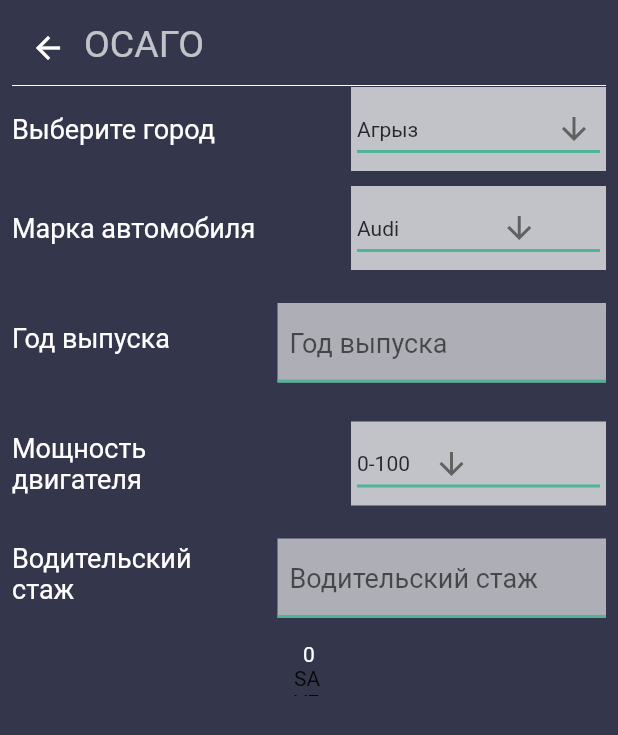
After one commit to ildarik20000/turnkey-solution, a Flutter app: the OsagoPage screen opened directly, on a phone screen of 412 x 824 dp. The commit adds this screen. Shown: the top 735 px of the screen. Run offline on Flutter 3.47's test engine with Material 2 defaults, Android fonts, the light colour scheme and no system bars; our stand-ins replace cloud_firestore, firebase_auth, firebase_core, fluttertoast; accounts and stored records are empty; Roboto replaces fonts that are missing (BebasBold).

Commit message:
add service

```diff
--- /dev/null
+++ b/lib/model/osago.dart
@@ -0,0 +1,9 @@
+import 'package:turnkey_solution/services/data_city_car.dart';
+
+class Osago {
+  String city;
+  String car;
+  int date;
+  String enginePower;
+  String standing;
+}
--- a/lib/screens/main.dart
+++ b/lib/screens/main.dart
@@ -1,5 +1,6 @@
 import 'package:flutter/material.dart';
 import 'package:turnkey_solution/screens/profile.dart';
+import 'package:turnkey_solution/screens/services_page.dart';
 import 'package:turnkey_solution/screens/support_page.dart';
 import 'package:turnkey_solution/services/auth.dart';
 import 'package:turnkey_solution/shared/button_menu.dart';
@@ -98,7 +99,7 @@ class _MainScreenState extends State<MainScreen> {
               Offstage(
                 offstage: activeButton != 1,
                 child: Container(
-                  child: Text('Empty Body 1'),
+                  child: ServicesPage(),
                 ),
               ),
               Offstage(
--- /dev/null
+++ b/lib/screens/osago-page.dart
@@ -0,0 +1,330 @@
+import 'package:flutter/material.dart';
+import 'package:fluttertoast/fluttertoast.dart';
+import 'package:turnkey_solution/config/theme.dart';
+import 'package:turnkey_solution/model/osago.dart';
+import 'package:turnkey_solution/services/data_city_car.dart';
+import 'package:turnkey_solution/shared/header.dart';
+import 'package:turnkey_solution/shared/profile_info.dart';
+
+class OsagoPage extends StatefulWidget {
+  OsagoPage({Key key}) : super(key: key);
+
+  @override
+  _OsagoPageState createState() => _OsagoPageState();
+}
+
+class _OsagoPageState extends State<OsagoPage> {
+  TextEditingController _dateController = TextEditingController();
+  TextEditingController _standingController = TextEditingController();
+
+  Osago osago = new Osago();
+  String city = DataCityCar().city[0];
+  String car = DataCityCar().car[0];
+  String enginePower = DataCityCar().enginePower[0];
+  String output = "0";
+  @override
+  Widget build(BuildContext context) {
+    return Scaffold(
+        backgroundColor: Theme.of(context).backgroundColor,
+        body: SafeArea(
+          child: Container(
+            padding: EdgeInsets.all(8),
+            child: Column(
+              children: [
+                Header("ОСАГО", back: true),
+                _osagoInfoCity(),
+                _osagoInfoCar(),
+                TextInfo(
+                  text: "Год выпуска",
+                  widthWidget: 140,
+                  widthInput: 185,
+                  controller: _dateController,
+                  keyboardType: TextInputType.phone,
+                ),
+                _osagoEnginePower(),
+                TextInfo(
+                  text: "Водительский стаж",
+                  widthWidget: 140,
+                  widthInput: 185,
+                  controller: _standingController,
+                  keyboardType: TextInputType.phone,
+                ),
+                Container(
+                  child: Text(
+                    output,
+                    style: TextStyle(color: Colors.white),
+                  ),
+                ),
+                GestureDetector(
+                  child: Container(
+                    height: 20,
+                    width: 20,
+                    child: Text("SAVE"),
+                  ),
+                  onTap: () {
+                    if (_dateController.text != "" &&
+                        _standingController.text != "") {
+                      osago.city = city;
+                      osago.car = car;
+                      osago.date = int.parse(_dateController.text);
+                      osago.enginePower = enginePower;
+                      osago.standing = _standingController.text;
+                      print(osago);
+                      setState(() {
+                        output = _out().toString();
+                      });
+                    } else {
+                      Fluttertoast.showToast(
+                          msg: "Заполните все поля",
+                          toastLength: Toast.LENGTH_SHORT,
+                          gravity: ToastGravity.CENTER,
+                          timeInSecForIosWeb: 1,
+                          backgroundColor: Colors.red,
+                          textColor: Colors.white,
+                          fontSize: 16.0);
+                    }
+                  },
+                )
+              ],
+            ),
+          ),
+        ));
+  }
+
+  Widget _osagoInfoCity() {
+    return Container(
+      child: Container(
+        child: Row(
+          mainAxisAlignment: MainAxisAlignment.spaceBetween,
+          children: [
+            Text(
+              "Выберите город ",
+              style: TextStyle(fontSize: 18, color: Colors.white),
+            ),
+            Container(
+              width: 170,
+              padding: EdgeInsets.all(4),
+              decoration: BoxDecoration(
+                color: Colors.white70,
+              ),
+              child: DropdownButton<String>(
+                value: city,
+                icon: Icon(Icons.arrow_downward),
+                iconSize: 24,
+                elevation: 16,
+                style: TextStyle(
+                  color: PlayColors.black100,
+                ),
+                underline: Container(
+                  height: 2,
+                  color: PlayColors.buttonBackground,
+                ),
+                onChanged: (String newValue) {
+                  setState(() {
+                    city = newValue;
+                  });
+                },
+                items: DataCityCar()
+                    .city
+                    .map<DropdownMenuItem<String>>((String value) {
+                  return DropdownMenuItem<String>(
+                    value: value,
+                    child: Text(value),
+                  );
+                }).toList(),
+              ),
+            ),
+          ],
+        ),
+      ),
+    );
+  }
+
+  Widget _osagoInfoCar() {
+    return Container(
+      margin: EdgeInsets.only(top: 10),
+      child: Container(
+        child: Row(
+          mainAxisAlignment: MainAxisAlignment.spaceBetween,
+          children: [
+            Text(
+              "Марка автомобиля ",
+              style: TextStyle(fontSize: 18, color: Colors.white),
+            ),
+            Container(
+              width: 170,
+              padding: EdgeInsets.all(4),
+              decoration: BoxDecoration(
+                color: Colors.white70,
+              ),
+              child: DropdownButton<String>(
+                value: car,
+                icon: Icon(Icons.arrow_downward),
+                iconSize: 24,
+                elevation: 16,
+                style: TextStyle(
+                  color: PlayColors.black100,
+                ),
+                underline: Container(
+                  height: 2,
+                  color: PlayColors.buttonBackground,
+                ),
+                onChanged: (String newValue) {
+                  setState(() {
+                    car = newValue;
+                  });
+                },
+                items: DataCityCar()
+                    .car
+                    .map<DropdownMenuItem<String>>((String value) {
+                  return DropdownMenuItem<String>(
+                    value: value,
+                    child: Text(value),
+                  );
+                }).toList(),
+              ),
+            ),
+          ],
+        ),
+      ),
+    );
+  }
+
+  Widget _osagoEnginePower() {
+    return Container(
+      margin: EdgeInsets.only(top: 10),
+      child: Container(
+        child: Row(
+          mainAxisAlignment: MainAxisAlignment.spaceBetween,
+          children: [
+            Container(
+              width: 140,
+              child: Text(
+                "Мощность двигателя ",
+                style: TextStyle(fontSize: 18, color: Colors.white),
+              ),
+            ),
+            Container(
+              width: 170,
+              padding: EdgeInsets.all(4),
+              decoration: BoxDecoration(
+                color: Colors.white70,
+              ),
+              child: DropdownButton<String>(
+                value: enginePower,
+                icon: Icon(Icons.arrow_downward),
+                iconSize: 24,
+                elevation: 16,
+                style: TextStyle(
+                  color: PlayColors.black100,
+                ),
+                underline: Container(
+                  height: 2,
+                  color: PlayColors.buttonBackground,
+                ),
+                onChanged: (String newValue) {
+                  setState(() {
+                    enginePower = newValue;
+                  });
+                },
+                items: DataCityCar()
+                    .enginePower
+                    .map<DropdownMenuItem<String>>((String value) {
+                  return DropdownMenuItem<String>(
+                    value: value,
+                    child: Text(value),
+                  );
+                }).toList(),
+              ),
+            ),
+          ],
+        ),
+      ),
+    );
+  }
+
+  int _out() {
+    String mark = car;
+    String power = enginePower;
+    int year = int.parse(_dateController.text);
+    String lvl = _standingController.text;
+    int out;
+    if (mark == "ГАЗ" || mark == "Москвич" || mark == "УАЗ" || mark == "Lada") {
+      if (power == "0-100") {
+        if (year < 2000) {
+          return 6980;
+        } else if (year < 2018)
+          return 7350;
+        else
+          return 7690;
+      } else if (power == "101-199") {
+        if (year < 2000) {
+          return 7960;
+        } else if (year < 2018)
+          return 8160;
+        else
+          return 8450;
+      } else {
+        if (year < 2000) {
+          return 8960;
+        } else if (year < 2018)
+          return 9860;
+        else
+          return 11260;
+      }
+    } else if (mark == "Audi" ||
+        mark == "BMW" ||
+        mark == "Mercedes-Benz" ||
+        mark == "Mitsubishi" ||
+        mark == "Infiniti" ||
+        mark == "Isuzu" ||
+        mark == "Lexus" ||
+        mark == "Jeep") {
+      if (power == "0-100") {
+        if (year < 2000) {
+          return 12680;
+        } else if (year < 2018)
+          return 14590;
+        else
+          return 14980;
+      } else if (power == "101-199") {
+        if (year < 2000) {
+          return 16900;
+        } else if (year < 2018)
+          return 17200;
+        else
+          return 19500;
+      } else {
+        if (year < 2000) {
+          return 24980;
+        } else if (year < 2018)
+          return 26980;
+        else
+          return 27970;
+      }
+    } else {
+      if (power == "0-100") {
+        if (year < 2000) {
+          return 9060;
+        } else if (year < 2018)
+          return 10360;
+        else
+          return 12690;
+      } else if (power == "101-199") {
+        if (year < 2000) {
+          return 11690;
+        } else if (year < 2018)
+          return 12300;
+        else
+          return 13690;
+      } else {
+        if (year < 2000) {
+          return 12360;
+        } else if (year < 2018)
+          return 13500;
+        else
+          return 13950;
+      }
+    }
+  }
+}
--- a/lib/screens/profile.dart
+++ b/lib/screens/profile.dart
@@ -1,4 +1,5 @@
 import 'package:flutter/material.dart';
+import 'package:flutter/services.dart';
 import 'package:provider/provider.dart';
 import 'package:turnkey_solution/config/theme.dart';
 import 'package:turnkey_solution/model/user.dart';
@@ -66,7 +67,10 @@ class _ProfileState extends State<Profile> {
                     Container(
                       padding: EdgeInsets.only(top: 6),
                       child: TextInfo(
-                          text: "Телефон", controller: _numberController),
+                        text: "Телефон",
+                        controller: _numberController,
+                        keyboardType: TextInputType.phone,
+                      ),
                     ),
                     _button("Сохранить", () => _saveInfo(user)),
                     Divider(
--- /dev/null
+++ b/lib/services/data_city_car.dart
@@ -0,0 +1,57 @@
+class DataCityCar {
+  List<String> city = [
+    "Агрыз",
+    "Азнакаево",
+    "Альметьевск",
+    "Бавлы",
+    "Болгары",
+    "Бугульма",
+    "Буинск",
+    "Елабуга",
+    "Заинск",
+    "Зеленодольск",
+    "Казань",
+    "Лениногорск",
+    "Мамадыш",
+    "Менделеевск",
+    "Мензелинск",
+    "Набережные Челны",
+    "Нижнекамск",
+    "Нурлат",
+    "Тетюши",
+    "Чистополь"
+  ];
+  List<String> car = [
+    "Audi",
+    "BMW",
+    "Ford",
+    "Honda",
+    "Hyndai",
+    "Kia",
+    "Lada",
+    "Mazda",
+    "Mercedes-Benz",
+    "Mitsubishi",
+    "Nissan",
+    "Renault",
+    "Skoda",
+    "Toyota",
+    "Volkswagen",
+    "Acura",
+    "Daihatsu",
+    "Datsun",
+    "Infiniti",
+    "Isuzu",
+    "Lexus",
+    "Scion",
+    "Subaru",
+    "Suzuki",
+    "Chevrolet",
+    "Jeep",
+    "ГАЗ",
+    "Москвич",
+    "УАЗ",
+    "Pegout"
+  ];
+  List<String> enginePower = ["0-100", "101-199", "200+"];
+}
--- a/lib/shared/header.dart
+++ b/lib/shared/header.dart
@@ -2,19 +2,33 @@ import 'package:flutter/material.dart';
 
 class Header extends StatelessWidget {
   String text;
-  Header(this.text);
+  bool back = false;
+  Header(this.text, {this.back = false});
 
   @override
   Widget build(BuildContext context) {
     return Container(
       child: Column(
         children: [
+          Row(
+            children: [
+              back
+                  ? IconButton(
+                      icon: Icon(Icons.arrow_back),
+                      onPressed: () {
+                        Navigator.pop(context);
+                      },
+                      color: Colors.white,
+                    )
+                  : Container(),
               Container(
                   padding: EdgeInsets.only(bottom: 5),
                   child: Text(
                     text,
                     style: TextStyle(fontSize: 25, color: Colors.white70),
                   )),
+            ],
+          ),
           Divider(
             height: 2,
             color: Colors.white,
--- a/lib/shared/input.dart
+++ b/lib/shared/input.dart
@@ -16,8 +16,8 @@ class Input extends StatefulWidget {
   TextInputAction textInputAction;
   TextEditingController controller;
 
-  Input(
-      {this.placeholder = '',
+  Input({
+    this.placeholder = '',
     this.label = '',
     this.errorText = '',
     this.onInput,
@@ -29,7 +29,8 @@ class Input extends StatefulWidget {
     this.autoFocus = false,
     this.onSubmit,
     this.secure = false,
-      this.controller,});
+    this.controller,
+  });
 
   @override
   _InputState createState() => _InputState();
@@ -62,7 +63,8 @@ class _InputState extends State<Input> {
                 children: <Widget>[
                   TextField(
                     onSubmitted: (s) {
-                      this.widget.onSubmit(s, this.widget.controller?? this.controller2);
+                      this.widget.onSubmit(
+                          s, this.widget.controller ?? this.controller2);
                     },
                     autofocus: this.widget.autoFocus,
                     obscureText: this.widget.secure,
@@ -86,7 +88,7 @@ class _InputState extends State<Input> {
                     minLines: this.widget.minLines ?? 1,
                     maxLines: this.widget.minLines == null ? 1 : null,
                     style: TextStyle(fontSize: 18, color: PlayColors.black100),
-                    controller: this.widget.controller?? this.controller2,
+                    controller: this.widget.controller ?? this.controller2,
                     cursorColor: PlayColors.red,
                     cursorHeight: 22,
                     enableInteractiveSelection: true,
--- a/lib/shared/profile_info.dart
+++ b/lib/shared/profile_info.dart
@@ -4,26 +4,36 @@ import 'package:turnkey_solution/shared/input.dart';
 class TextInfo extends StatelessWidget {
   String text;
   String info;
+  double widthWidget;
+  double widthInput;
+  TextInputType keyboardType;
   TextEditingController controller;
-  TextInfo({this.text, this.controller});
+  TextInfo(
+      {this.text,
+      this.controller,
+      this.keyboardType,
+      this.widthWidget = 100,
+      this.widthInput = 140});
 
   @override
   Widget build(BuildContext context) {
     return Container(
       child: Row(
+        mainAxisAlignment: MainAxisAlignment.spaceBetween,
         children: [
           Container(
-              width: 100,
+              width: widthWidget,
               child: Text(
                 this.text,
                 style: TextStyle(fontSize: 18, color: Colors.white),
               )),
           Container(
             padding: EdgeInsets.only(left: 8),
-            width: MediaQuery.of(context).size.width - 140,
+            width: MediaQuery.of(context).size.width - widthInput,
             child: Input(
               controller: this.controller,
               placeholder: this.text,
+              keyboardType: this.keyboardType,
               textInputAction: TextInputAction.search,
             ),
           )
```
Also changed, not shown: lib/screens/buy_services.dart (added, +56 -0 lines), lib/screens/services_page.dart (added, +96 -0 lines), lib/shared/button_icon.dart (+6 -4 lines), pubspec.lock. Lines whose indentation alone changed are shown as unchanged.
